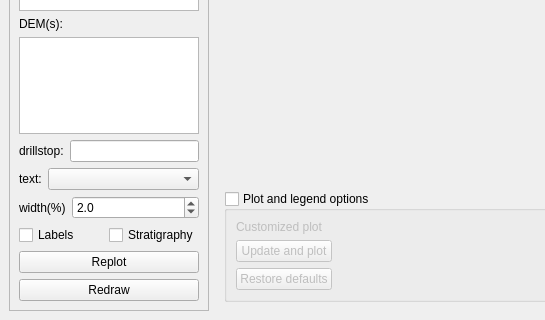
Old version of the form ui/secplotdockwidget_ui.ui in the repository jkall/qgis-midvatten-plugin; both pictures show x 0 to 545 and y 152 to 472 of the 766 by 472 pixel window.
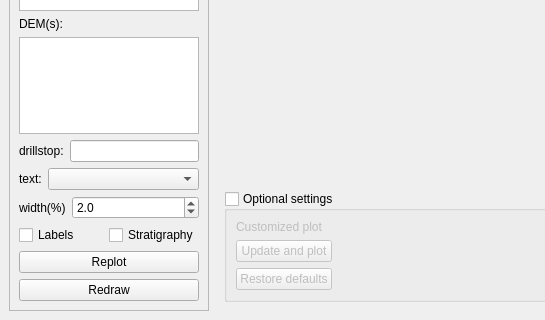
New version of the form.

Commit message: Customized settings for sectionplot are now stored in the project file (midvatten settings).

Diff of the .ui file:
```diff
--- a/ui/secplotdockwidget_ui.ui
+++ b/ui/secplotdockwidget_ui.ui
@@ -284,7 +284,7 @@
           </sizepolicy>
          </property>
          <property name="title">
-          <string>Plot and legend options</string>
+          <string>Optional settings</string>
          </property>
          <property name="checkable">
           <bool>true</bool>
```
Left out of the diff: 5 changed lines with no effect on the pictures. The commit also changes 3 other files.
